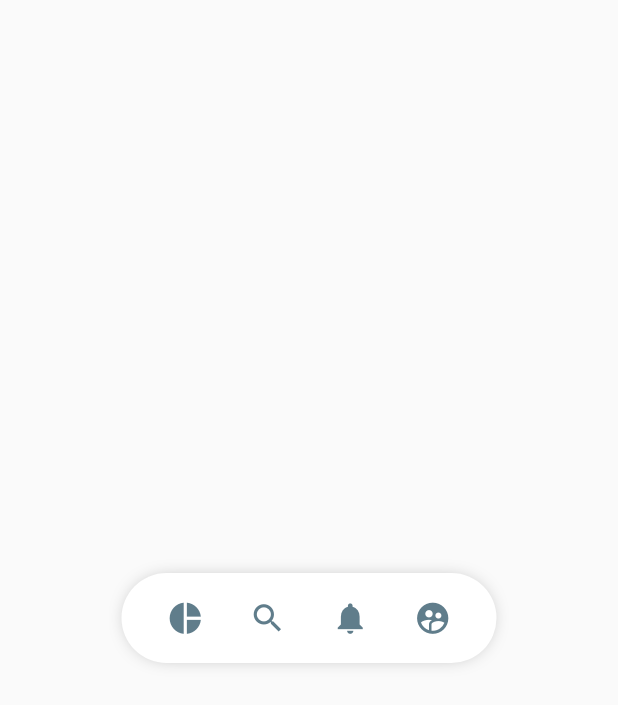
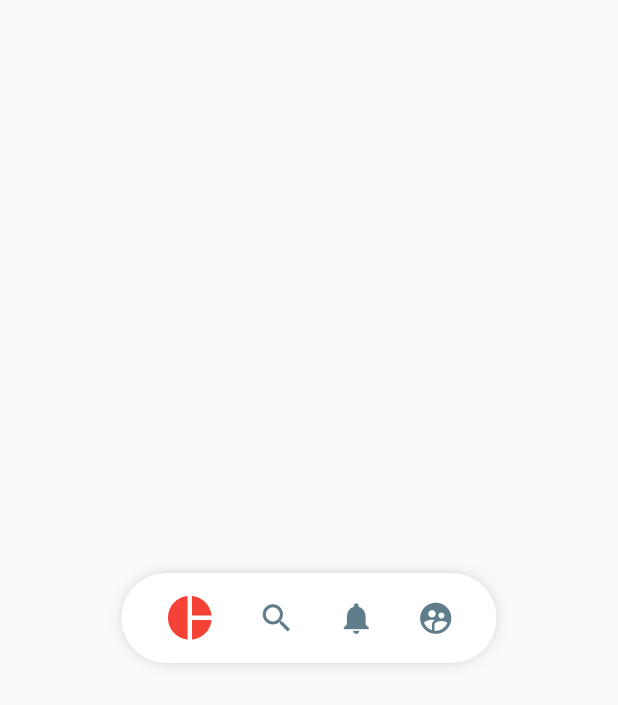
Before and after one commit to kervisvasquez1993/dise-o-flutter, a Flutter app: the screen it shows after launch, on a phone screen of 412 x 824 dp. Shown: the top 705 px of the screen. Run offline on Flutter 3.47's test engine with Material 2 defaults, Android fonts, the phone set to English and light mode, and no system bars.

Commit message:
agregamos provider a nuestro menu

```diff
--- a/lib/src/widget/pinteres_menus.dart
+++ b/lib/src/widget/pinteres_menus.dart
@@ -1,4 +1,5 @@
 import 'package:flutter/material.dart';
+import 'package:provider/provider.dart';
 
 class PinteresMenu extends StatelessWidget {
   final List<PinteresButton> items = [
@@ -26,8 +27,11 @@ class PinteresMenu extends StatelessWidget {
   @override
   Widget build(BuildContext context) {
     return Center(
-      child: _PinterestMenuBackround(
-        child: _MenuItems(items),
+      child: ChangeNotifierProvider(
+        create: (_) => new _MenuModel(),
+        child: _PinterestMenuBackround(
+          child: _MenuItems(items),
+        ),
       ),
     );
   }
@@ -82,16 +86,28 @@ class _PinterestMenuBotton extends StatelessWidget {
   _PinterestMenuBotton(this.index, this.item);
   @override
   Widget build(BuildContext context) {
+    final itemSelecionado = Provider.of<_MenuModel>(context).itemSelecionado;
     return GestureDetector(
-      onTap: item.onPressed,
+      onTap: () {
+        Provider.of<_MenuModel>(context, listen: false).itemSeleccionado =
+            index;
+      },
       behavior: HitTestBehavior.translucent,
       child: Container(
-        child: Icon(
-          item.icon,
-          size: 25,
-          color: Colors.blueGrey,
-        ),
+        child: Icon(item.icon,
+            size: (itemSelecionado == index) ? 35 : 25,
+            color: (itemSelecionado == index) ? Colors.red : Colors.blueGrey),
       ),
     );
   }
 }
+
+class _MenuModel with ChangeNotifier {
+  int _itemSelecionado = 0;
+
+  int get itemSelecionado => this._itemSelecionado;
+  set itemSeleccionado(int index) {
+    this._itemSelecionado = index;
+    notifyListeners();
+  }
+}
```
